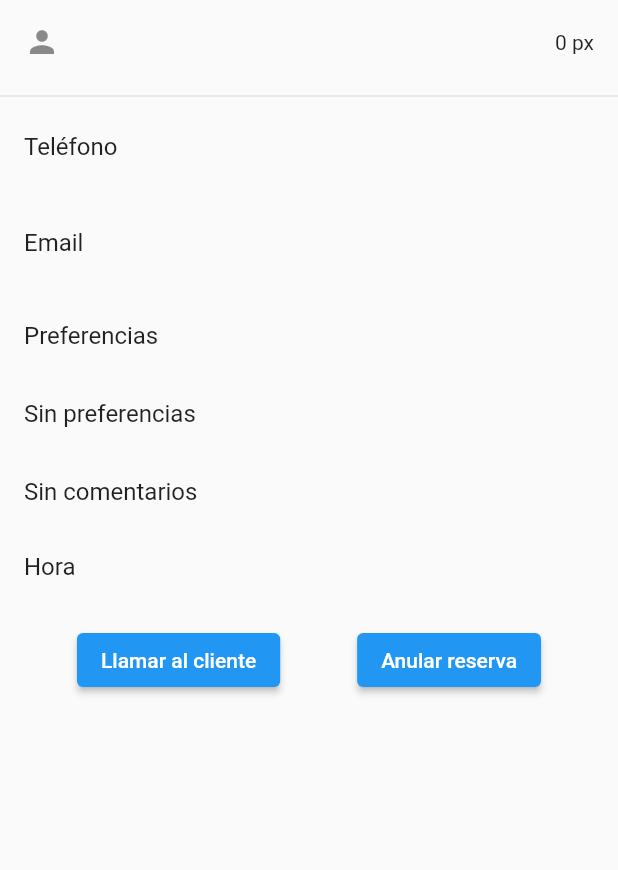
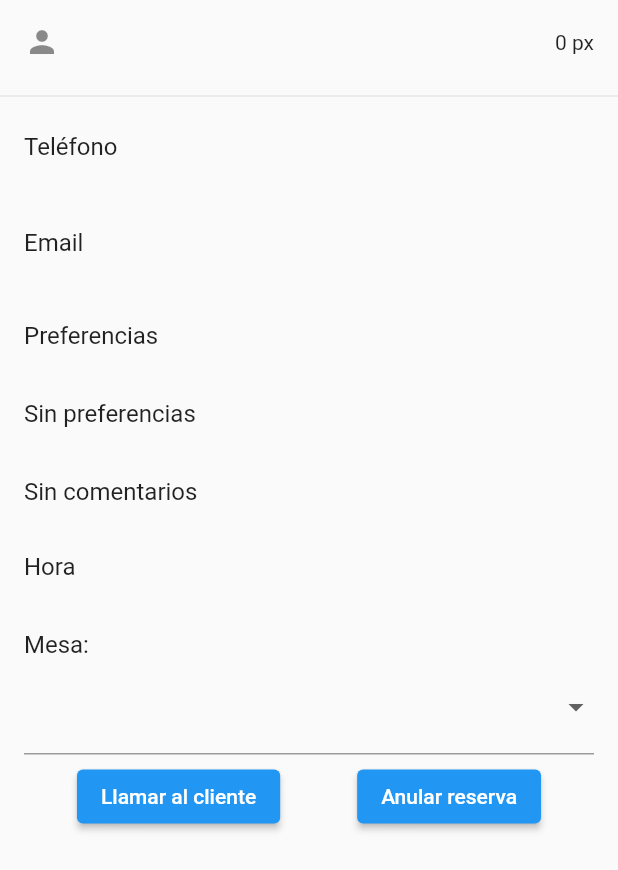
Before and after one commit to dariopersa1/lfa-reservas, a Flutter app: the ReservaInfoSheet widget shown alone on an empty page, opened directly with empty values, on a phone screen of 412 x 824 dp. Shown: the top 870 px of the screen. Run offline on Flutter 3.47's test engine with Material 2 defaults, Android fonts, the phone set to English and light mode, and no system bars; our stand-ins replace cloud_firestore, firebase_core; accounts and stored records are empty.

Commit message:
Asignación de mesas

```diff
--- a/lfa_reservas_app/lib/main.dart
+++ b/lfa_reservas_app/lib/main.dart
@@ -23,9 +23,65 @@
     return MaterialApp(
       title: 'LFA Reservas App',
       theme: ThemeData(
-        primaryColor: Color.fromARGB(255, 33, 33, 33),
+        primaryColor: const Color.fromARGB(255, 33, 33, 33),
       ),
-      home: const MyHomePage(title: 'LFA Reservas App'),
+      home: BottomNavBar() /*const MyHomePage(title: 'LFA Reservas App')*/,
+    );
+  }
+}
+
+class BottomNavBar extends StatefulWidget {
+  @override
+  _BottomNavBarState createState() => _BottomNavBarState();
+}
+
+class _BottomNavBarState extends State<BottomNavBar> {
+  int _currentIndex = 0;
+
+  final List<Widget> _pages = [
+    const MyHomePage(title: 'LFA Reservas App'),
+    StatsPage(),
+  ];
+
+  @override
+  Widget build(BuildContext context) {
+    return Scaffold(
+      body: IndexedStack(
+        index: _currentIndex,
+        children: _pages,
+      ),
+      bottomNavigationBar: BottomNavigationBar(
+        currentIndex: _currentIndex,
+        onTap: (int index) {
+          setState(() {
+            _currentIndex = index;
+          });
+        },
+        items: const [
+          BottomNavigationBarItem(
+            icon: Icon(Icons.book),
+            label: 'Booking',
+          ),
+          BottomNavigationBarItem(
+            icon: Icon(Icons.pie_chart),
+            label: 'Stats',
+          ),
+        ],
+      ),
+    );
+  }
+}
+
+class StatsPage extends StatelessWidget {
+  @override
+  Widget build(BuildContext context) {
+    return Scaffold(
+      appBar: AppBar(
+        title: const Text('Stats Page'),
+      ),
+      body: const Center(
+        child: Text('Stats Content'),
+      ),
     );
   }
 }
@@ -40,6 +96,7 @@
 }
 
 class Reservation {
+  final String docId;
   final String name;
   final String date;
   final int guests;
@@ -48,20 +105,24 @@
   final String hour;
   final String comment;
   final List preferences;
+  String mesa;
 
   Reservation(
-      {required this.name,
+      {required this.docId,
+      required this.name,
       required this.date,
       required this.guests,
       required this.email,
       required this.comment,
       required this.tlf,
       required this.hour,
-      required this.preferences});
+      required this.preferences,
+      required this.mesa});
 
   factory Reservation.fromFirestore(DocumentSnapshot snapshot) {
     final data = snapshot.data() as Map<String, dynamic>;
     return Reservation(
+        docId: snapshot.id,
         name: data['nombre'] + ' ' + data['apellidos'],
         date: data['fecha'],
         guests: data['px'],
@@ -69,9 +130,54 @@
         comment: data['comentario'],
         tlf: data['tlf'],
         hour: data['hora'],
-        preferences: data['alergenos']);
+        preferences: data['alergenos'],
+        mesa: data['mesa'] ?? "-");
   }
 }
+
+final mesasAvailable = [
+  "-",
+  "1",
+  "2",
+  "3",
+  "4",
+  "5",
+  "6",
+  "7",
+  "8",
+  "9",
+  "10",
+  "11",
+  "12",
+  "13",
+  "14",
+  "15",
+  "16",
+  "17",
+  "18",
+  "19",
+  "20",
+  "21",
+  "22",
+  "23",
+  "24",
+  "25",
+  "26",
+  "27",
+  "28",
+  "29",
+  "30",
+  "31",
+  "32",
+  "33",
+  "34",
+  "35",
+  "36",
+  "37",
+  "38",
+  "39",
+  "40"
+];
 
 class ReservaInfoSheet extends StatelessWidget {
   final Reservation reservation;
@@ -79,8 +185,7 @@
   @override
   Widget build(BuildContext context) {
     return SizedBox(
-      //width: 200.0,
-      height: 600.0,
+      height: 700.0,
       child: ListView(
         scrollDirection: Axis.vertical,
         shrinkWrap: true,
@@ -133,6 +238,36 @@
               title: const Text('Hora'),
               subtitle: Text(reservation.hour.toString()),
               visualDensity: const VisualDensity(vertical: -2)),
+          ListTile(
+            title: const Text('Mesa: '),
+            subtitle: DropdownButtonFormField(
+              menuMaxHeight: 550.0,
+              items: mesasAvailable.map((String mesa) {
+                return DropdownMenuItem(
+                    value: mesa,
+                    child: Row(
+                      children: <Widget>[
+                        Text(mesa),
+                      ],
+                    ));
+              }).toList(),
+              onChanged: (newMesa) {
+                reservation.mesa = newMesa.toString();
+                FirebaseFirestore.instance
+                    .collection("reservas")
+                    .doc(reservation.docId)
+                    .update({"mesa": reservation.mesa}).then((_) {
+                  print('Document updated successfully!');
+                }).catchError((error) {
+                  print('Error updating document: $error');
+                });
+              },
+              value: reservation.mesa,
+              decoration: const InputDecoration(
+                contentPadding: EdgeInsets.fromLTRB(10, 20, 10, 20),
+              ),
+            ),
+          ),
           const Spacer(),
           Row(
             mainAxisAlignment: MainAxisAlignment.spaceEvenly,
@@ -195,7 +330,7 @@
           title: Text(widget.title),
         ),
         body: isLoading
-            ? Center(child: CircularProgressIndicator())
+            ? const Center(child: CircularProgressIndicator())
             : Column(mainAxisAlignment: MainAxisAlignment.center, children: [
                 ListTile(
                   leading: Icon(Icons.date_range),
@@ -227,7 +362,7 @@
                       return Card(
                         child: ListTile(
                           title: Text(reservation.name),
-                          subtitle: Text('Mesa: 2'),
+                          subtitle: Text('Mesa: ${reservation.mesa}'),
                           trailing: Text('${reservation.guests} px'),
                           onTap: () {
                             // Show the bottom sheet
@@ -237,7 +372,7 @@
                                 return ReservaInfoSheet(
                                     reservation: reservation);
                               },
-                            );
+                            ).then((value) => _fetchReservations());
                           },
                         ),
                       );
```
